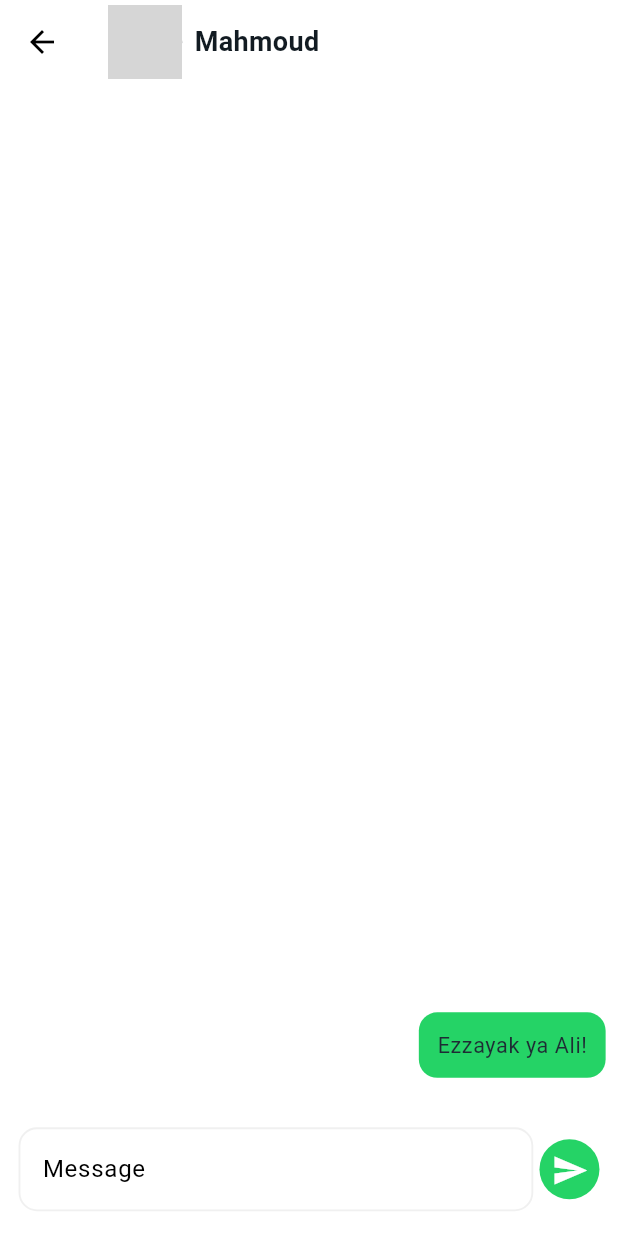
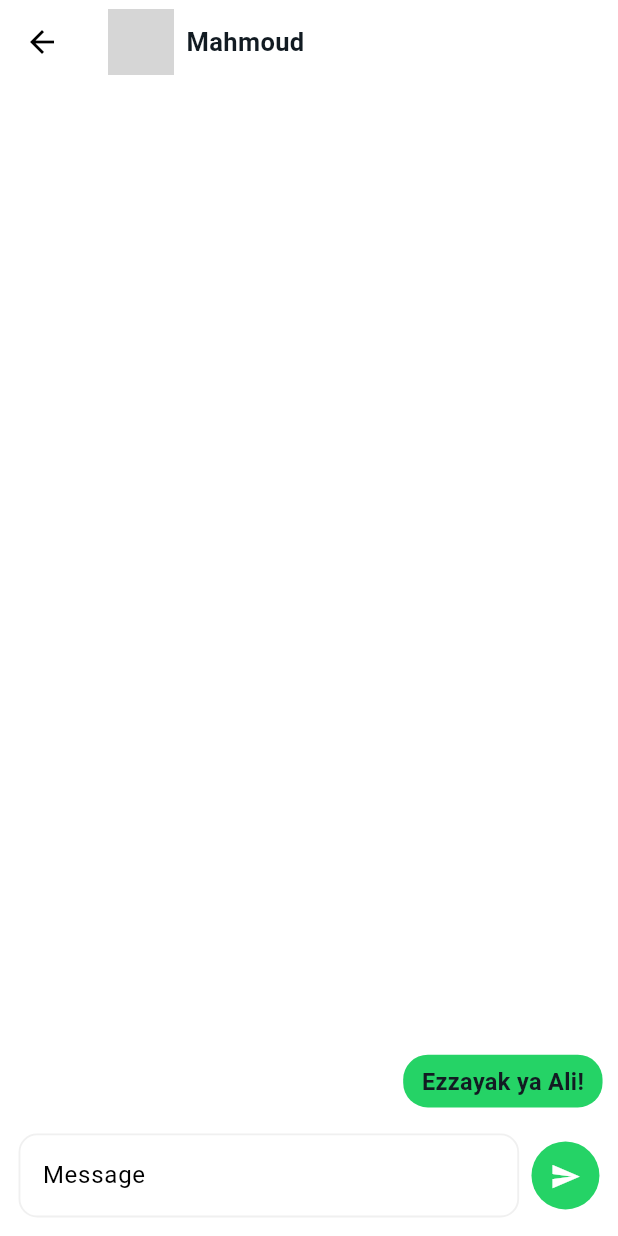
Before and after one commit to mahmoudshrief1166/WhatsApp, a Flutter app: the screen it shows after launch, after a tap on "Mahmoud", on a phone screen of 412 x 824 dp. Run offline on Flutter 3.47's test engine with Material 3 defaults, Android fonts, the phone set to English and light mode, and no system bars; our stand-ins replace equatable, flutter_bloc, flutter_staggered_animations, get_it; network calls fail; grey boxes are pictures that could not be loaded.

Commit message:
WhatsApp_v3

```diff
--- a/lib/main.dart
+++ b/lib/main.dart
@@ -13,8 +13,6 @@ void main() {
 
 class MyApp extends StatelessWidget {
   const MyApp({super.key});
-
-  // This widget is the root of your application.
   @override
   Widget build(BuildContext context) {
     return MultiBlocProvider(
--- a/lib/presentation/screens/conversition_screen.dart
+++ b/lib/presentation/screens/conversition_screen.dart
@@ -27,6 +27,8 @@ class _ConversitionScreenState extends State<ConversitionScreen> {
 
   @override
   Widget build(BuildContext context) {
+    final screenWidth = AppConstants.screenWidth(context);
+
     return BlocProvider(
       create: (context) => sl<SendMessageCubit>()..loadMessages(),
       child: Scaffold(
@@ -35,19 +37,16 @@ class _ConversitionScreenState extends State<ConversitionScreen> {
             children: [
               CircleAvatar(
                 backgroundImage: NetworkImage(widget.sender.imgUrl ?? ''),
-                radius: AppConstants.screenWidth(context) * 0.06,
+                radius: (screenWidth * 0.055).clamp(18.0, 22.0),
               ),
-              SizedBox(width: AppConstants.screenWidth(context) * 0.02),
+              SizedBox(width: screenWidth * 0.02),
               Expanded(
                 child: Text(
                   widget.sender.name,
                   maxLines: 1,
                   overflow: TextOverflow.ellipsis,
                   style: Theme.of(context).textTheme.bodyMedium?.copyWith(
-                    fontSize: (AppConstants.screenWidth(context) * 0.050).clamp(
-                      12,
-                      18,
-                    ),
+                    fontSize: (screenWidth * 0.048).clamp(14.0, 17.0),
                     fontWeight: FontWeight.w600,
                   ),
                 ),
@@ -59,7 +58,7 @@ class _ConversitionScreenState extends State<ConversitionScreen> {
         body: SafeArea(
           child: Column(
             children: [
-              Expanded(child: ShowAllMessageConversation(widget: widget)),
+              ShowAllMessageConversation(widget: widget),
               SendMessage(messageController: messageController, widget: widget),
             ],
           ),
--- a/lib/presentation/screens/story_screen.dart
+++ b/lib/presentation/screens/story_screen.dart
@@ -17,7 +17,10 @@ class StoryScreen extends StatelessWidget {
           title: Text(
             'Updates',
             style: Theme.of(context).textTheme.bodyMedium?.copyWith(
-              fontSize: AppConstants.screenWidth(context) * 0.05,
+              fontSize: (AppConstants.screenWidth(context) * 0.05).clamp(
+                12,
+                20,
+              ),
             ),
           ),
         ),
--- a/lib/presentation/widgets/send_message.dart
+++ b/lib/presentation/widgets/send_message.dart
@@ -18,12 +18,17 @@ class SendMessage extends StatelessWidget {
 
   @override
   Widget build(BuildContext context) {
+    final isPortrait =
+        MediaQuery.of(context).orientation == Orientation.portrait;
+    final screenWidth = AppConstants.screenWidth(context);
+    final screenHeight = AppConstants.screenHeight(context);
+
     return BlocBuilder<SendMessageCubit, SendMessageState>(
       builder: (context, state) {
         return Padding(
           padding: EdgeInsets.symmetric(
-            horizontal: AppConstants.screenWidth(context) * 0.03,
-            vertical: AppConstants.screenHeight(context) * 0.02,
+            horizontal: screenWidth * 0.03,
+            vertical: screenHeight * 0.015,
           ),
           child: Row(
             children: [
@@ -36,42 +41,40 @@ class SendMessage extends StatelessWidget {
                     fillColor: Theme.of(context).colorScheme.surface,
                     hintText: 'Message',
                     border: OutlineInputBorder(
-                      borderRadius: BorderRadius.circular(
-                        AppConstants.screenWidth(context) * 0.03,
-                      ),
+                      borderRadius: BorderRadius.circular(screenWidth * 0.03),
                       borderSide: BorderSide(
                         color: Theme.of(context).colorScheme.surface,
-                        width: AppConstants.screenWidth(context) * 0.003,
+                        width: screenWidth * 0.003,
                       ),
                     ),
                     enabledBorder: OutlineInputBorder(
-                      borderRadius: BorderRadius.circular(
-                        AppConstants.screenWidth(context) * 0.03,
-                      ),
+                      borderRadius: BorderRadius.circular(screenWidth * 0.03),
                       borderSide: BorderSide(
                         color: Theme.of(context).colorScheme.surface,
-                        width: AppConstants.screenWidth(context) * 0.003,
+                        width: screenWidth * 0.003,
                       ),
                     ),
                     focusedBorder: OutlineInputBorder(
-                      borderRadius: BorderRadius.circular(
-                        AppConstants.screenWidth(context) * 0.03,
-                      ),
+                      borderRadius: BorderRadius.circular(screenWidth * 0.03),
                       borderSide: BorderSide(
                         color: Theme.of(context).colorScheme.surface,
-                        width: AppConstants.screenWidth(context) * 0.003,
+                        width: screenWidth * 0.003,
                       ),
                     ),
                   ),
                 ),
               ),
-              SizedBox(width: AppConstants.screenWidth(context) * 0.01),
+              SizedBox(width: screenWidth * 0.02),
               CircleAvatar(
+                radius: isPortrait ? screenWidth * 0.055 : screenWidth * 0.045,
                 backgroundColor: Theme.of(context).colorScheme.secondary,
                 child: IconButton(
-                  icon: Icon(Icons.send),
-                  iconSize: AppConstants.screenWidth(context) * 0.06,
+                  icon: const Icon(Icons.send),
+                  iconSize: isPortrait
+                      ? screenWidth * 0.05
+                      : screenWidth * 0.04,
                   onPressed: () => _sendMessage(context),
+                  color: Colors.white,
                 ),
               ),
             ],
--- a/lib/presentation/widgets/show_all_chat_screen.dart
+++ b/lib/presentation/widgets/show_all_chat_screen.dart
@@ -9,6 +9,9 @@ class ShowAllChatScreen extends StatelessWidget {
 
   @override
   Widget build(BuildContext context) {
+    final width = AppConstants.screenWidth(context);
+    final height = AppConstants.screenHeight(context);
+
     return BlocBuilder<ChatsCubit, ChatsState>(
       builder: (context, state) {
         if (state is ChatsInitial) {
@@ -18,58 +21,56 @@ class ShowAllChatScreen extends StatelessWidget {
             itemCount: state.chats.length,
             itemBuilder: (context, index) {
               final chat = state.chats[index];
-              //sender
+              // sender
               final sender = chat.users.firstWhere(
                 (user) => user.sender == "true",
               );
-              //recieveMessage
+              // recieveMessage
               final recieveMessage = chat.lastMessage?.lastWhere(
                 (msg) => msg.senderId == sender.id,
               );
+
               return ListTile(
                 contentPadding: EdgeInsets.symmetric(
-                  horizontal: AppConstants.screenWidth(context) * 0.04,
-                  vertical: AppConstants.screenHeight(context) * 0.01,
+                  horizontal: (width * 0.04).clamp(14, 18),
+                  vertical: (height * 0.01).clamp(8, 12),
                 ),
                 title: Text(
                   sender.name,
                   style: TextStyle(
-                    fontSize: AppConstants.screenWidth(context) * 0.045,
+                    fontSize: (width * 0.04).clamp(14.0, 18.0),
                     fontWeight: FontWeight.bold,
                   ),
                 ),
                 subtitle: Text(
                   recieveMessage?.content ?? 'no message',
                   style: TextStyle(
-                    fontSize: AppConstants.screenWidth(context) * 0.04,
+                    fontSize: (width * 0.035).clamp(12.0, 16.0),
                     color: Colors.grey[700],
                   ),
                   maxLines: 1,
                   overflow: TextOverflow.ellipsis,
                 ),
                 leading: CircleAvatar(
-                  radius: AppConstants.screenWidth(context) * 0.07,
+                  radius: width * 0.07,
                   backgroundImage: sender.imgUrl != null
                       ? NetworkImage(sender.imgUrl!)
                       : null,
                   child: sender.imgUrl == null
-                      ? Icon(
-                          Icons.person,
-                          size: AppConstants.screenWidth(context) * 0.06,
-                        )
+                      ? Icon(Icons.person, size: width * 0.06)
                       : null,
                 ),
                 trailing: chat.lastMessage != null
                     ? Text(
                         '${recieveMessage?.timestamp.hour.toString().padLeft(2, '0')} : ${recieveMessage?.timestamp.minute.toString().padLeft(2, '0')} ${(recieveMessage?.timestamp.hour ?? 0) >= 12 ? 'PM' : 'AM'}',
                         style: TextStyle(
-                          fontSize: AppConstants.screenHeight(context) * 0.020,
+                          fontSize: (width * 0.03).clamp(11.0, 14.0),
                         ),
                       )
                     : Text(
                         'No messages',
                         style: TextStyle(
-                          fontSize: AppConstants.screenHeight(context) * 0.015,
+                          fontSize: (width * 0.03).clamp(11.0, 14.0),
                           color: Colors.grey[600],
                         ),
                       ),
--- a/lib/presentation/widgets/show_all_message_conversation.dart
+++ b/lib/presentation/widgets/show_all_message_conversation.dart
@@ -6,10 +6,14 @@ import 'package:whats_app/presentation/screens/conversition_screen.dart';
 import 'package:whats_app/utills/app_constants/app_constants.dart';
 
 class ShowAllMessageConversation extends StatelessWidget {
-  const ShowAllMessageConversation({super.key, required this.widget}) : super();
+  const ShowAllMessageConversation({super.key, required this.widget});
   final ConversitionScreen widget;
+
   @override
   Widget build(BuildContext context) {
+    final screenWidth = AppConstants.screenWidth(context);
+    final screenHeight = AppConstants.screenHeight(context);
+
     return Expanded(
       child: BlocBuilder<SendMessageCubit, SendMessageState>(
         builder: (context, state) {
@@ -17,7 +21,6 @@ class ShowAllMessageConversation extends StatelessWidget {
             return const Center(child: CircularProgressIndicator());
           } else if (state is SendMessageSuccess) {
             final messages = state.messages;
-
             if (messages.isEmpty) {
               return const Center(child: Text("No messages yet"));
             }
@@ -35,8 +38,8 @@ class ShowAllMessageConversation extends StatelessWidget {
                     duration: const Duration(milliseconds: 400),
                     child: SlideAnimation(
                       horizontalOffset: isMe
-                          ? AppConstants.screenHeight(context) * 0.5
-                          : -(AppConstants.screenHeight(context) * 0.5),
+                          ? screenWidth * 0.5
+                          : -(screenWidth * 0.5),
                       curve: Curves.easeOutCubic,
                       child: FadeInAnimation(
                         child: Align(
@@ -45,20 +48,19 @@ class ShowAllMessageConversation extends StatelessWidget {
                               : Alignment.centerLeft,
                           child: Container(
                             constraints: BoxConstraints(
-                              maxWidth: AppConstants.screenWidth(context) * 0.8,
+                              maxWidth: screenWidth * 0.7,
                             ),
                             margin: EdgeInsets.symmetric(
-                              vertical:
-                                  AppConstants.screenHeight(context) * 0.02,
-                              horizontal:
-                                  AppConstants.screenWidth(context) * 0.02,
+                              vertical: screenHeight * 0.006,
+                              horizontal: screenWidth * 0.025,
                             ),
-                            padding: EdgeInsets.all(
-                              AppConstants.screenWidth(context) * 0.03,
+                            padding: EdgeInsets.symmetric(
+                              vertical: screenHeight * 0.008,
+                              horizontal: screenWidth * 0.03,
                             ),
                             decoration: BoxDecoration(
                               borderRadius: BorderRadius.circular(
-                                AppConstants.screenWidth(context) * 0.03,
+                                screenWidth * 0.04,
                               ),
                               color: isMe
                                   ? Theme.of(context).colorScheme.secondary
@@ -66,12 +68,12 @@ class ShowAllMessageConversation extends StatelessWidget {
                             ),
                             child: Text(
                               msg.content,
-                              style: Theme.of(context).textTheme.bodySmall
+                              style: Theme.of(context).textTheme.bodyMedium
                                   ?.copyWith(
-                                    fontSize:
-                                        (AppConstants.screenWidth(context) *
-                                                0.035)
-                                            .clamp(12, 18),
+                                    fontSize: (screenWidth * 0.038).clamp(
+                                      13.0,
+                                      16.0,
+                                    ),
                                   ),
                             ),
                           ),
@@ -85,7 +87,7 @@ class ShowAllMessageConversation extends StatelessWidget {
           } else if (state is SendMessageError) {
             return Center(child: Text('Error: ${state.error}'));
           } else {
-            return const Center(child: Text('No messages found'));
+            return const Center(child: CircularProgressIndicator());
           }
         },
       ),
--- a/lib/presentation/widgets/show_story.dart
+++ b/lib/presentation/widgets/show_story.dart
@@ -25,7 +25,7 @@ class ShowStory extends StatelessWidget {
                 leading: Stack(
                   children: [
                     CircleAvatar(
-                      radius: width * 0.065,
+                      radius: (width * 0.065).clamp(22.0, 30.0),
                       backgroundImage: const NetworkImage(
                         'https://www.cairo24.com/Upload/libfiles/83/9/402.jpg',
                       ),
@@ -39,12 +39,12 @@ class ShowStory extends StatelessWidget {
                           shape: BoxShape.circle,
                           border: Border.all(
                             color: Colors.white,
-                            width: width * 0.003,
+                            width: (width * 0.003).clamp(1.0, 2.0),
                           ),
                         ),
                         child: Icon(
                           Icons.add,
-                          size: width * 0.05,
+                          size: (width * 0.05).clamp(14.0, 20.0),
                           color: Colors.white,
                         ),
                       ),
@@ -55,14 +55,17 @@ class ShowStory extends StatelessWidget {
                   'My Status',
                   style: TextStyle(
                     fontWeight: FontWeight.bold,
-                    fontSize: width * 0.045, // ديناميكي
+                    fontSize: (width * 0.045).clamp(14.0, 18.0),
                   ),
                   maxLines: 1,
                   overflow: TextOverflow.ellipsis,
                 ),
                 subtitle: Text(
                   'Tap to add status update',
-                  style: TextStyle(fontSize: width * 0.038),
+                  style: TextStyle(
+                    fontSize: (width * 0.038).clamp(12.0, 16.0),
+                    color: Colors.grey[600],
+                  ),
                   maxLines: 1,
                   overflow: TextOverflow.ellipsis,
                 ),
@@ -80,7 +83,7 @@ class ShowStory extends StatelessWidget {
                   style: TextStyle(
                     color: Colors.grey[700],
                     fontWeight: FontWeight.bold,
-                    fontSize: width * 0.042,
+                    fontSize: (width * 0.042).clamp(13.0, 17.0),
                   ),
                 ),
               ),
@@ -94,16 +97,16 @@ class ShowStory extends StatelessWidget {
                   final story = state.stories[index];
                   return ListTile(
                     leading: Container(
-                      padding: EdgeInsets.all(width * 0.002),
+                      padding: EdgeInsets.all((width * 0.002).clamp(1.0, 2.0)),
                       decoration: BoxDecoration(
                         shape: BoxShape.circle,
                         border: Border.all(
                           color: Colors.green,
-                          width: width * 0.008,
+                          width: (width * 0.008).clamp(1.5, 3.0),
                         ),
                       ),
                       child: CircleAvatar(
-                        radius: width * 0.065,
+                        radius: (width * 0.065).clamp(22.0, 30.0),
                         backgroundImage: NetworkImage(story.mediaUrl),
                       ),
                     ),
@@ -111,17 +114,19 @@ class ShowStory extends StatelessWidget {
                       story.user.name,
                       style: TextStyle(
                         fontWeight: FontWeight.bold,
-                        fontSize: width * 0.043,
+                        fontSize: (width * 0.043).clamp(14.0, 18.0),
                       ),
                       maxLines: 1,
                       overflow: TextOverflow.ellipsis,
                     ),
                     subtitle: Text(
                       formatStoryTime(story.timestamp),
-                      style: TextStyle(fontSize: width * 0.035),
+                      style: TextStyle(
+                        fontSize: (width * 0.035).clamp(11.0, 14.0),
+                        color: Colors.grey[600],
+                      ),
                     ),
                     onTap: () {
-                      // هنا تفتح الاستوري
                     },
                   );
                 },
@@ -148,6 +153,7 @@ String formatStoryTime(DateTime date) {
     return "${date.day} ${_monthAbbr(date.month)}";
   }
 }
+
 String _monthAbbr(int month) {
   const months = [
     "Jan",
```
